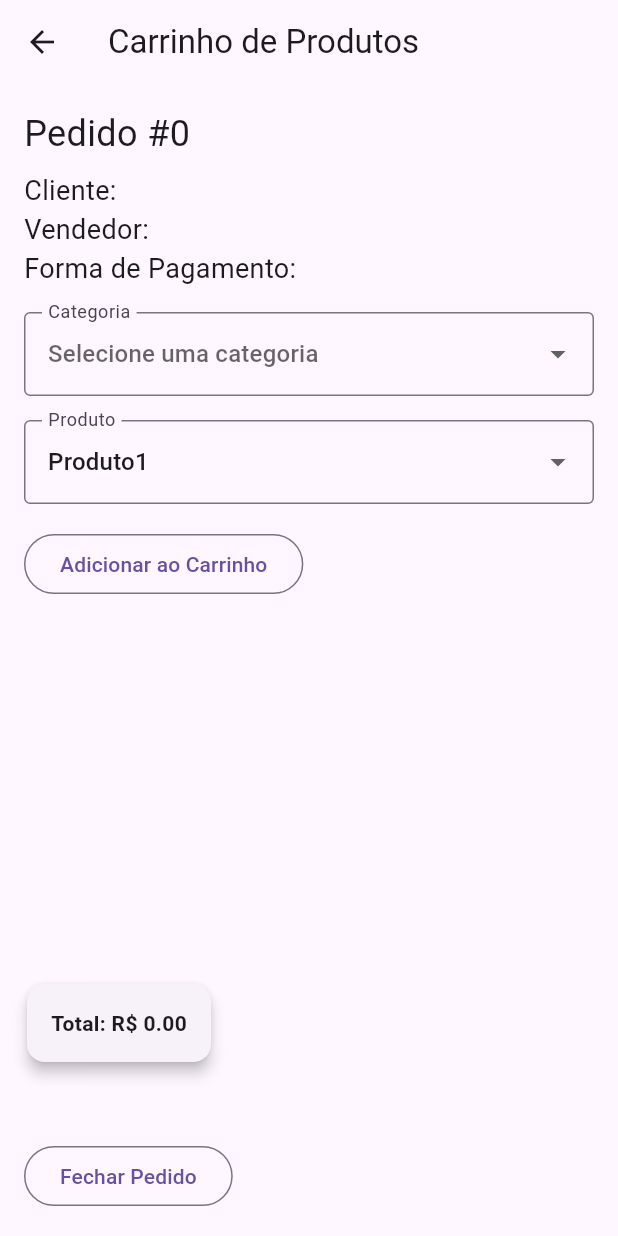
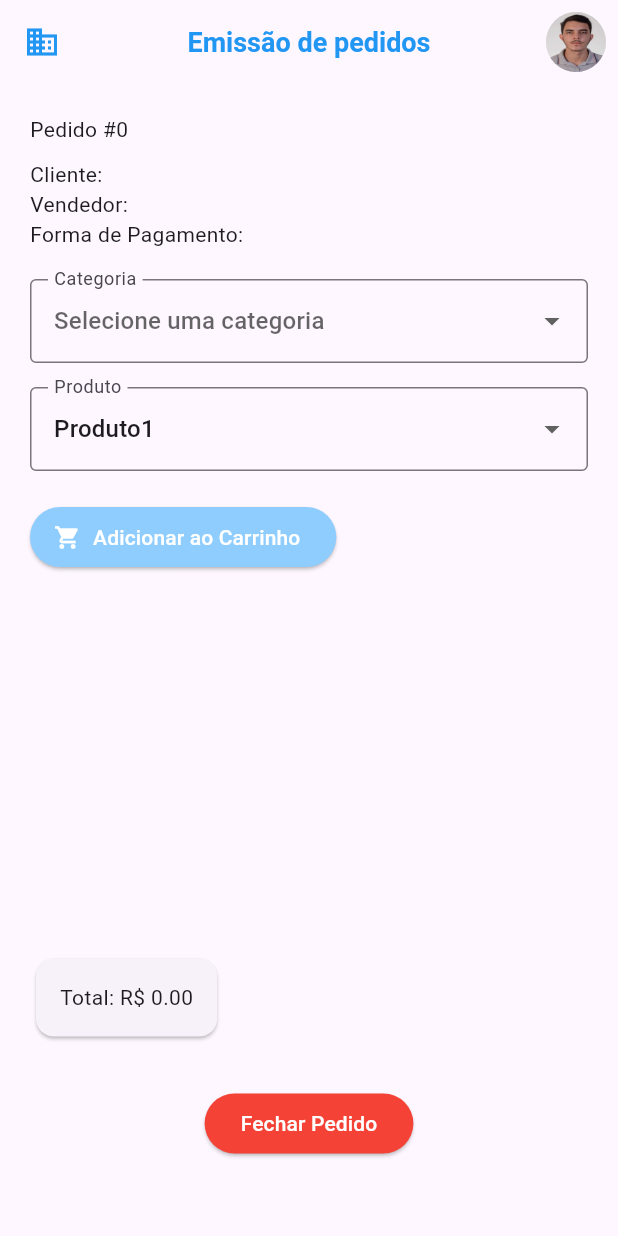
Before and after one commit to Coppi1/Pedido_vendas, a Flutter app: the PedidoProdutosPage screen opened directly with empty values, on a phone screen of 412 x 824 dp. Run offline on Flutter 3.47's test engine with Material 3 defaults, Android fonts, the phone set to English and light mode, and no system bars; our stand-ins replace sqflite; accounts and stored records are empty.

Commit message:
Att. Correção bugs

```diff
--- a/projeto_pedido_vendas/lib/pages/pedido_inserir.dart
+++ b/projeto_pedido_vendas/lib/pages/pedido_inserir.dart
@@ -9,6 +9,7 @@ import 'package:projeto_pedido_vendas/models/forma_pagamento.dart';
 import 'package:projeto_pedido_vendas/models/vendedor.dart';
 import 'package:projeto_pedido_vendas/pages/appBar.dart';
 import 'package:projeto_pedido_vendas/pages/pedido_produtos.dart';
+
 import 'package:projeto_pedido_vendas/repository/cliente_dao.dart';
 import 'package:projeto_pedido_vendas/repository/forma_pagamento_dao.dart';
 import 'package:projeto_pedido_vendas/repository/pedido_dao.dart';
--- a/projeto_pedido_vendas/lib/pages/pedido_produtos.dart
+++ b/projeto_pedido_vendas/lib/pages/pedido_produtos.dart
@@ -6,6 +6,7 @@ import 'package:projeto_pedido_vendas/dtos/produto_dto.dart';
 import 'package:projeto_pedido_vendas/models/categoria_produto.dart';
 import 'package:projeto_pedido_vendas/models/produto.dart';
 import 'package:projeto_pedido_vendas/models/itens_pedido.dart';
+import 'package:projeto_pedido_vendas/pages/appBar.dart';
 import 'package:projeto_pedido_vendas/repository/categoria_produto_dao.dart';
 import 'package:projeto_pedido_vendas/repository/produto_dao.dart';
 
@@ -97,25 +98,27 @@ class _PedidoProdutosPageState extends State<PedidoProdutosPage> {
   @override
   Widget build(BuildContext context) {
     return Scaffold(
-      appBar: AppBar(
-        title: const Text('Carrinho de Produtos'),
-      ),
-      body: Padding(
-        padding: const EdgeInsets.all(16.0),
+      appBar: MinhaAppBar(),
+      drawer: const MenuLateralEsquerdo(),
+      endDrawer: MenuLateralDireito(),
+      body: SingleChildScrollView(
+        child: Padding(
+          padding: const EdgeInsets.all(20.0),
           child: Column(
             crossAxisAlignment: CrossAxisAlignment.start,
             children: [
-            Text('Pedido #${widget.pedido.id}',
-                style: const TextStyle(fontSize: 24)),
-            const SizedBox(height: 8),
-            Text('Cliente: ${widget.pedido.cliente?.nome}',
-                style: const TextStyle(fontSize: 18)),
-            Text('Vendedor: ${widget.pedido.vendedor?.nome}',
-                style: const TextStyle(fontSize: 18)),
+              Text('Pedido #${widget.pedido.id}'),
+              SizedBox(height: 10),
+              Text(
+                'Cliente: ${widget.pedido.cliente?.nome}',
+              ),
+              Text(
+                'Vendedor: ${widget.pedido.vendedor?.nome}',
+              ),
               Text(
                 'Forma de Pagamento: ${widget.pedido.formaPagamento?.descricao}',
-                style: const TextStyle(fontSize: 18)),
-            const SizedBox(height: 16),
+              ),
+              SizedBox(height: 20),
               DropdownButtonFormField<CategoriaProdutoDTO>(
                 hint: const Text('Selecione uma categoria'),
                 value: _categoriaSelecionada,
@@ -165,14 +168,23 @@ class _PedidoProdutosPageState extends State<PedidoProdutosPage> {
                   border: OutlineInputBorder(),
                 ),
               ),
-            const SizedBox(height: 16),
-            OutlinedButton(
+              const SizedBox(height: 20),
+              ElevatedButton.icon(
+                icon: Icon(Icons.shopping_cart),
+                label: Text('Adicionar ao Carrinho'),
                 onPressed: () =>
                     _adicionarProdutoAoCarrinho(_produtos.first, _quantidades),
-              child: const Text('Adicionar ao Carrinho'),
+                style: ElevatedButton.styleFrom(
+                  primary: Color.fromARGB(255, 143, 205, 255),
+                  onPrimary: Colors.white,
                 ),
-            const SizedBox(height: 16),
-            Expanded(
+              ),
+              const SizedBox(height: 20),
+              Column(
+                crossAxisAlignment: CrossAxisAlignment.center,
+                children: [
+                  SizedBox(
+                    height: 200, // Adjust the height according to your needs
                     child: ListView.builder(
                       itemCount: _itensSelecionados.length,
                       itemBuilder: (context, index) {
@@ -180,7 +192,8 @@ class _PedidoProdutosPageState extends State<PedidoProdutosPage> {
                           elevation: 4.0,
                           margin: const EdgeInsets.symmetric(vertical: 8.0),
                           child: ListTile(
-                      title: Text(_itensSelecionados[index].produto?.nome ??
+                            title: Text(
+                                _itensSelecionados[index].produto?.nome ??
                                     'Nome do Produto'),
                             subtitle: Row(
                               children: [
@@ -197,12 +210,9 @@ class _PedidoProdutosPageState extends State<PedidoProdutosPage> {
                                     textAlign: TextAlign.center,
                                   ),
                                 ),
-                          SizedBox(
-                            width: 70,
-                          ),
+                                SizedBox(width: 70),
                                 Text(
-                            'Total: R\$ ${_itensSelecionados[index].valorTotal!.toStringAsFixed(2)}',
-                          )
+                                    'Total: R\$ ${_itensSelecionados[index].valorTotal!.toStringAsFixed(2)}'),
                               ],
                             ),
                           ),
@@ -210,24 +220,30 @@ class _PedidoProdutosPageState extends State<PedidoProdutosPage> {
                       },
                     ),
                   ),
+                ],
+              ),
               const SizedBox(height: 13.0),
+              SizedBox(height: 20),
               Card(
-              elevation: 4.0,
-              margin: const EdgeInsets.all(2.0),
                 child: Padding(
                   padding: const EdgeInsets.all(16.0),
-                child: Text(
-                  'Total: R\$ ${_calcularTotal().toStringAsFixed(2)}',
-                  style: TextStyle(fontWeight: FontWeight.bold),
+                  child:
+                      Text('Total: R\$ ${_calcularTotal().toStringAsFixed(2)}'),
+                ),
+              ),
+              SizedBox(height: 30),
+              Center(
+                child: ElevatedButton(
+                  child: Text('Fechar Pedido'),
+                  onPressed: () => _fecharPedido(context),
+                  style: ElevatedButton.styleFrom(
+                    primary: Colors.red,
+                    onPrimary: Colors.white,
                   ),
                 ),
               ),
-            const SizedBox(height: 50.0),
-            OutlinedButton(
-              onPressed: () => _fecharPedido(context),
-              child: const Text('Fechar Pedido'),
+            ],
           ),
-          ],
         ),
       ),
     );
--- a/projeto_pedido_vendas/pubspec.yaml
+++ b/projeto_pedido_vendas/pubspec.yaml
@@ -11,7 +11,7 @@ dependencies:
     sdk: flutter
   path: ^1.8.3
   sqflite: ^2.3.2
-  multi_dropdown: ^1.0.0
+  multi_dropdown: ^1.0.9
 
 dev_dependencies:
   flutter_test:
```
Lines whose indentation alone changed are shown as unchanged.
